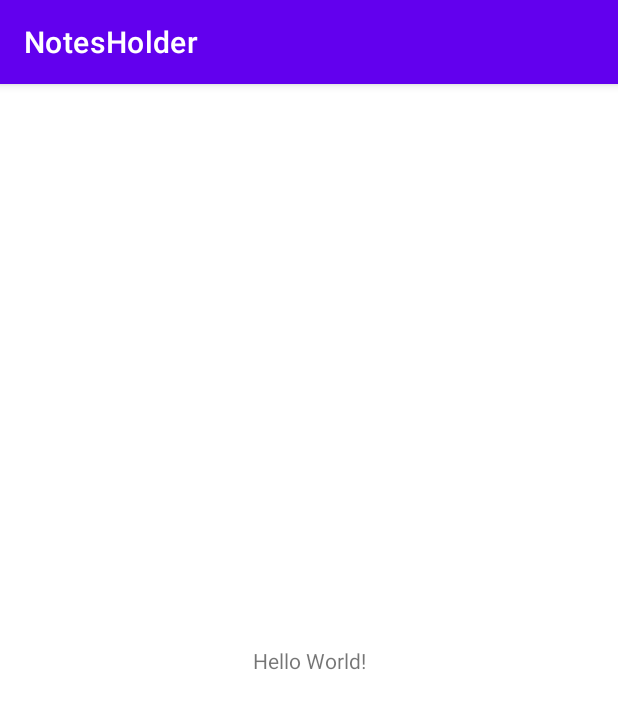
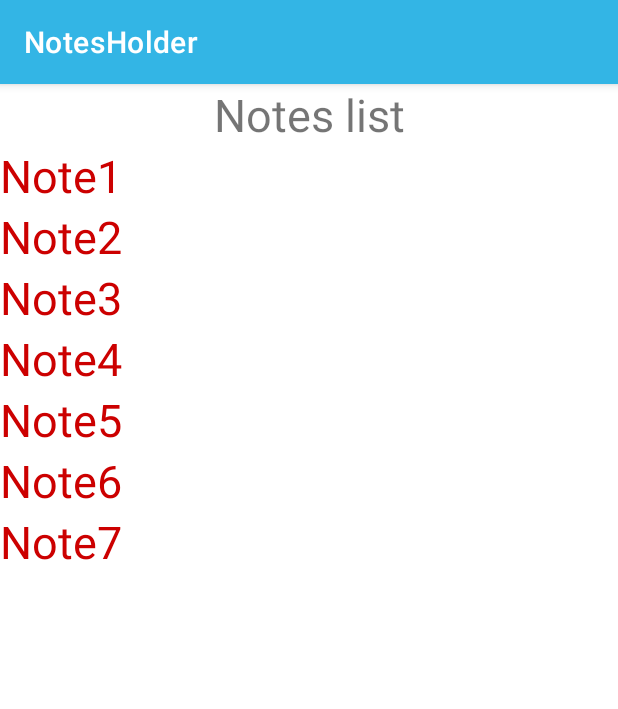
Before and after one commit to docAlexxx/NotesHolder, an Android app: the screen it shows after launch (MainActivity), on a phone screen of 412 x 824 dp. Shown: the top 709 px of the screen. Run offline under Robolectric (Android 15) with nearby library versions, the phone set to English and light mode, and no system bars.

Commit message:
fragment with list of notes is added

```diff
--- a/app/src/main/java/com/example/notesholder/MainActivity.java
+++ b/app/src/main/java/com/example/notesholder/MainActivity.java
@@ -10,5 +10,11 @@ public class MainActivity extends AppCompatActivity {
     protected void onCreate(Bundle savedInstanceState) {
         super.onCreate(savedInstanceState);
         setContentView(R.layout.activity_main);
+
+        NotesFragment notesFragment = new NotesFragment();
+        getSupportFragmentManager()
+                .beginTransaction()
+                .replace(R.id.fragment_container, notesFragment)
+                .commit();
     }
 }
--- a/app/src/main/java/com/example/notesholder/NotesFragment.java
+++ b/app/src/main/java/com/example/notesholder/NotesFragment.java
@@ -2,63 +2,41 @@ package com.example.notesholder;
 
 import android.os.Bundle;
 
+import androidx.annotation.NonNull;
+import androidx.annotation.Nullable;
 import androidx.fragment.app.Fragment;
 
 import android.view.LayoutInflater;
 import android.view.View;
 import android.view.ViewGroup;
+import android.widget.LinearLayout;
+import android.widget.TextView;
 
-/**
- * A simple {@link Fragment} subclass.
- * Use the {@link NotesFragment#newInstance} factory method to
- * create an instance of this fragment.
- */
 public class NotesFragment extends Fragment {
-
-    // TODO: Rename parameter arguments, choose names that match
-    // the fragment initialization parameters, e.g. ARG_ITEM_NUMBER
-    private static final String ARG_PARAM1 = "param1";
-    private static final String ARG_PARAM2 = "param2";
-
-    // TODO: Rename and change types of parameters
-    private String mParam1;
-    private String mParam2;
-
-    public NotesFragment() {
-        // Required empty public constructor
-    }
-
-    /**
-     * Use this factory method to create a new instance of
-     * this fragment using the provided parameters.
-     *
-     * @param param1 Parameter 1.
-     * @param param2 Parameter 2.
-     * @return A new instance of fragment NotesFragment.
-     */
-    // TODO: Rename and change types and number of parameters
-    public static NotesFragment newInstance(String param1, String param2) {
-        NotesFragment fragment = new NotesFragment();
-        Bundle args = new Bundle();
-        args.putString(ARG_PARAM1, param1);
-        args.putString(ARG_PARAM2, param2);
-        fragment.setArguments(args);
-        return fragment;
-    }
-
-    @Override
-    public void onCreate(Bundle savedInstanceState) {
-        super.onCreate(savedInstanceState);
-        if (getArguments() != null) {
-            mParam1 = getArguments().getString(ARG_PARAM1);
-            mParam2 = getArguments().getString(ARG_PARAM2);
-        }
-    }
 
     @Override
     public View onCreateView(LayoutInflater inflater, ViewGroup container,
                              Bundle savedInstanceState) {
-        // Inflate the layout for this fragment
-        return inflater.inflate(R.layout.fragment_notes, container, false);
+        View root = inflater.inflate(R.layout.fragment_notes, container, false);
+        return root;
+    }
+
+    @Override
+    public void onViewCreated(@NonNull View view, @Nullable Bundle savedInstanceState) {
+        super.onViewCreated(view, savedInstanceState);
+        makeList(view);
+    }
+
+    private void makeList(View view) {
+        LinearLayout layoutView = (LinearLayout) view;
+        String[] notes = getResources().getStringArray(R.array.notes);
+
+        for(String note: notes){
+            TextView tvCityName = new TextView(getContext());
+            tvCityName.setText(note);
+            tvCityName.setTextSize(30);
+            tvCityName.setTextColor(getResources().getColor(android.R.color.holo_red_dark));
+            layoutView.addView(tvCityName);
+        }
     }
 }
--- a/app/src/main/res/layout/activity_main.xml
+++ b/app/src/main/res/layout/activity_main.xml
@@ -1,18 +1,31 @@
 <?xml version="1.0" encoding="utf-8"?>
 <androidx.constraintlayout.widget.ConstraintLayout xmlns:android="http://schemas.android.com/apk/res/android"
-    xmlns:app="http://schemas.android.com/apk/res-auto"
     xmlns:tools="http://schemas.android.com/tools"
     android:layout_width="match_parent"
     android:layout_height="match_parent"
+    xmlns:app="http://schemas.android.com/apk/res-auto"
     tools:context=".MainActivity">
 
+
     <TextView
-        android:layout_width="wrap_content"
+        android:id="@+id/textViewHolderName"
+        android:layout_width="match_parent"
         android:layout_height="wrap_content"
-        android:text="Hello World!"
-        app:layout_constraintBottom_toBottomOf="parent"
-        app:layout_constraintLeft_toLeftOf="parent"
-        app:layout_constraintRight_toRightOf="parent"
-        app:layout_constraintTop_toTopOf="parent" />
+        android:gravity="center"
+        android:textSize="30sp"
+        android:text="@string/holder_name"
+        app:layout_constraintEnd_toEndOf="parent"
+        app:layout_constraintStart_toStartOf="parent"
+        app:layout_constraintTop_toTopOf="parent"  />
 
+    <FrameLayout
+        android:id="@+id/fragment_container"
+        android:layout_width="match_parent"
+        android:layout_height="742dp"
+        tools:ignore="UselessParent"
+        app:layout_constraintStart_toStartOf="parent"
+        app:layout_constraintTop_toBottomOf="@+id/textViewHolderName"  >
+
+
+    </FrameLayout>
 </androidx.constraintlayout.widget.ConstraintLayout>
--- a/app/src/main/res/layout/fragment_notes.xml
+++ b/app/src/main/res/layout/fragment_notes.xml
@@ -1,14 +1,7 @@
 <?xml version="1.0" encoding="utf-8"?>
-<FrameLayout xmlns:android="http://schemas.android.com/apk/res/android"
-    xmlns:tools="http://schemas.android.com/tools"
+
+<LinearLayout xmlns:android="http://schemas.android.com/apk/res/android"
+    android:orientation="vertical"
     android:layout_width="match_parent"
-    android:layout_height="match_parent"
-    tools:context=".NotesFragment">
-
-    <!-- TODO: Update blank fragment layout -->
-    <TextView
-        android:layout_width="match_parent"
-        android:layout_height="match_parent"
-        android:text="@string/hello_blank_fragment" />
-
-</FrameLayout>
+    android:layout_height="match_parent">
+</LinearLayout>
--- /dev/null
+++ b/app/src/main/res/values/arrays.xml
@@ -0,0 +1,13 @@
+<?xml version="1.0" encoding="utf-8"?>
+<resources>
+    <string-array name="notes">
+        <item>Note1</item>
+        <item>Note2</item>
+        <item>Note3</item>
+        <item>Note4</item>
+        <item>Note5</item>
+        <item>Note6</item>
+        <item>Note7</item>
+    </string-array>
+
+</resources>
--- a/app/src/main/res/values/strings.xml
+++ b/app/src/main/res/values/strings.xml
@@ -2,4 +2,5 @@
     <string name="app_name">NotesHolder</string>
     <!-- TODO: Remove or change this placeholder text -->
     <string name="hello_blank_fragment">Hello blank fragment</string>
+    <string name="holder_name">Notes list</string>
 </resources>
--- a/app/src/main/res/values/themes.xml
+++ b/app/src/main/res/values/themes.xml
@@ -2,8 +2,8 @@
     <!-- Base application theme. -->
     <style name="Theme.NotesHolder" parent="Theme.MaterialComponents.DayNight.DarkActionBar">
         <!-- Primary brand color. -->
-        <item name="colorPrimary">@color/purple_500</item>
-        <item name="colorPrimaryVariant">@color/purple_700</item>
+        <item name="colorPrimary">@android:color/holo_blue_light</item>
+        <item name="colorPrimaryVariant">@android:color/holo_blue_dark</item>
         <item name="colorOnPrimary">@color/white</item>
         <!-- Secondary brand color. -->
         <item name="colorSecondary">@color/teal_200</item>
```
